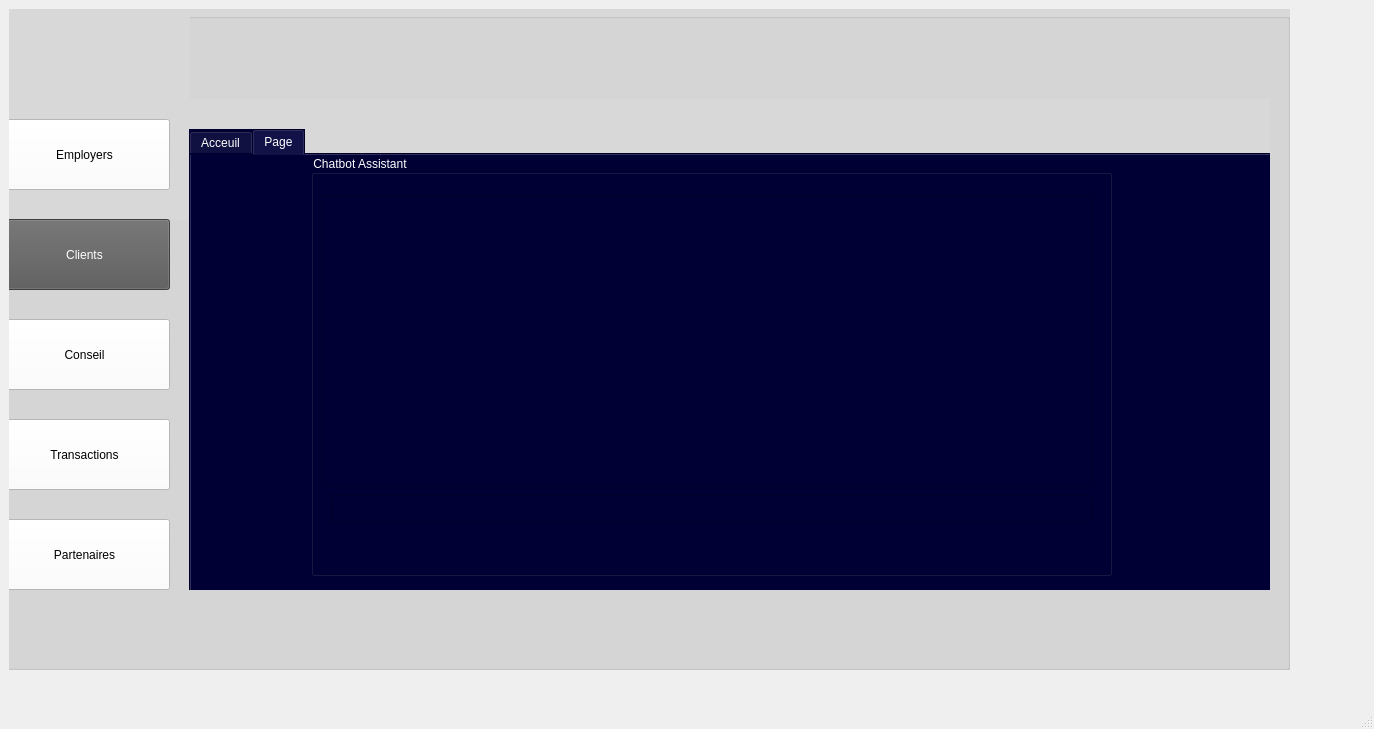
First picture: the form in mainwindow.ui, repository ProjetCppS2-2425/projetcpp-innovatehub, before the edit.
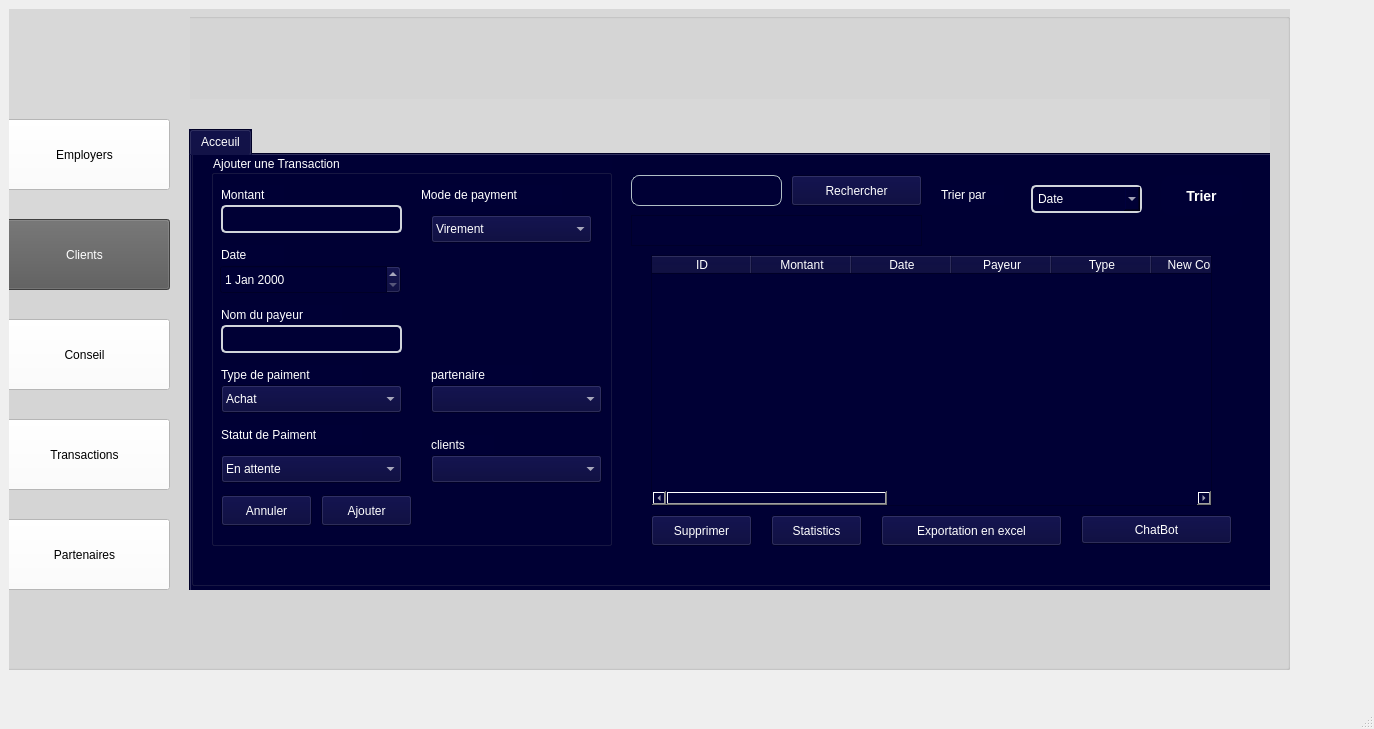
Second picture: the form after the edit. The open tabs and pages were chosen to show the change. Icons and pictures are not drawn.

Patch:
```diff
--- a/mainwindow.ui
+++ b/mainwindow.ui
@@ -3782,44 +3782,6 @@
              </widget>
             </widget>
            </widget>
-           <widget class="QWidget" name="tab_7">
-            <attribute name="title">
-             <string>Page</string>
-            </attribute>
-            <widget class="QGroupBox" name="groupBox_12_transaction">
-             <property name="geometry">
-              <rect>
-               <x>120</x>
-               <y>0</y>
-               <width>801</width>
-               <height>421</height>
-              </rect>
-             </property>
-             <property name="title">
-              <string>Chatbot Assistant</string>
-             </property>
-             <widget class="QTextBrowser" name="textBrowser_transaction_2">
-              <property name="geometry">
-               <rect>
-                <x>10</x>
-                <y>40</y>
-                <width>771</width>
-                <height>291</height>
-               </rect>
-              </property>
-             </widget>
-             <widget class="QLineEdit" name="lineEdit_14">
-              <property name="geometry">
-               <rect>
-                <x>20</x>
-                <y>340</y>
-                <width>761</width>
-                <height>28</height>
-               </rect>
-              </property>
-             </widget>
-            </widget>
-           </widget>
           </widget>
          </widget>
          <widget class="QWidget" name="page_6">
```
